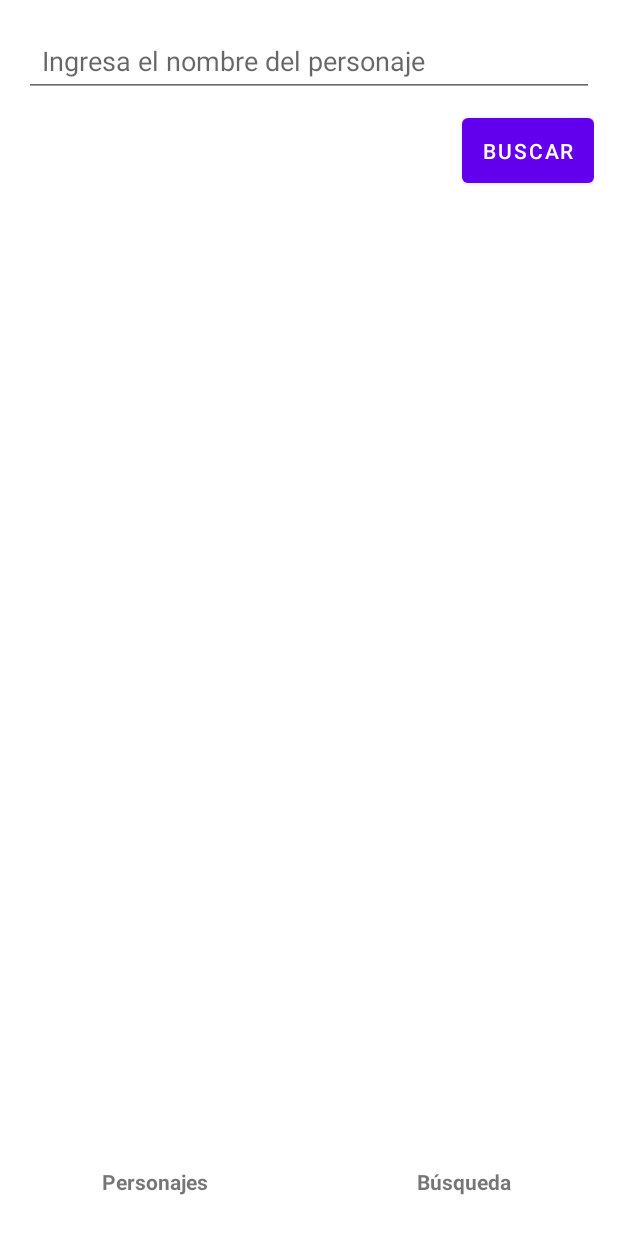
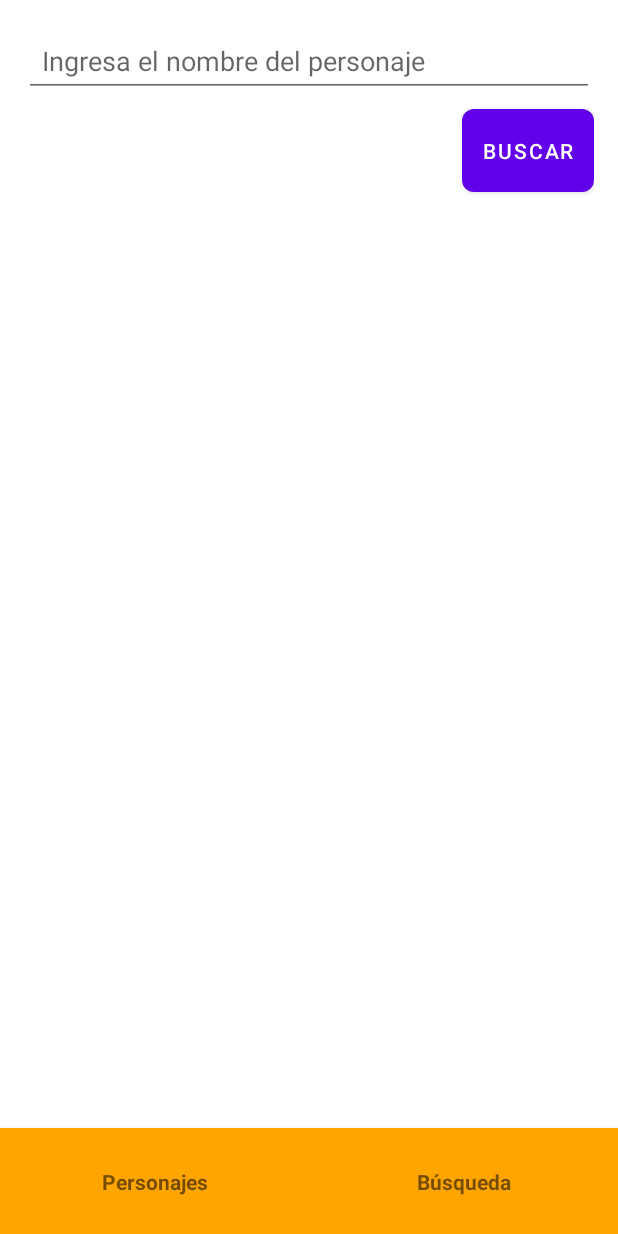
Before and after one commit to AndreaMedinaRico/ExamenMoviles0710, an Android app: the screen it shows after launch (MainActivity), after a tap on "Búsqueda", on a phone screen of 412 x 824 dp. Run offline under Robolectric (Android 15) with nearby library versions, the phone set to English and light mode, and no system bars; 1 statement that could not run was skipped.

Commit message:
fix(): arreglar las vistas

```diff
--- /dev/null
+++ b/app/src/main/res/drawable/button_background.xml
@@ -0,0 +1,5 @@
+<shape xmlns:android="http://schemas.android.com/apk/res/android">
+    <solid android:color="#FFA500" /> <!-- Naranja Dragon Ball -->
+    <corners android:radius="8dp" /> <!-- Bordes redondeados -->
+    <padding android:left="16dp" android:top="8dp" android:right="16dp" android:bottom="8dp" />
+</shape>
--- /dev/null
+++ b/app/src/main/res/drawable/rounded_background.xml
@@ -0,0 +1,4 @@
+<shape xmlns:android="http://schemas.android.com/apk/res/android">
+    <solid android:color="#FFA500"/> <!-- Naranja para que coincida con el fondo -->
+    <corners android:radius="12dp"/> <!-- Bordes redondeados -->
+</shape>
--- a/app/src/main/res/layout/fragment_search.xml
+++ b/app/src/main/res/layout/fragment_search.xml
@@ -18,10 +18,11 @@
         android:id="@+id/searchButton"
         android:layout_width="wrap_content"
         android:layout_height="wrap_content"
-        android:text="Buscar"
+        android:text="@string/buscar"
         android:layout_below="@id/searchEditText"
         android:layout_marginTop="8dp"
         android:layout_alignParentEnd="true"
+        android:background="@drawable/button_background"
         android:padding="12dp" />
 
     <!-- RecyclerView para mostrar la lista de personajes -->
--- a/app/src/main/res/layout/main_navbar.xml
+++ b/app/src/main/res/layout/main_navbar.xml
@@ -4,7 +4,10 @@
     android:layout_width="match_parent"
     android:layout_height="wrap_content"
     android:orientation="horizontal"
+    android:background="#FFA500"
+    android:elevation="4dp"
     >
+
     <LinearLayout        android:layout_width="match_parent"
         android:layout_height="56dp"
         android:layout_weight="0.5"
@@ -12,6 +15,7 @@
         android:id="@+id/llPokedex"
         android:layout_gravity="center"
         android:gravity="center"
+        android:background="@drawable/rounded_background"
         >
         <TextView            android:layout_width="match_parent"
             android:layout_height="wrap_content"
@@ -19,7 +23,10 @@
             android:textStyle="bold"
             android:gravity="center"
             />
-    </LinearLayout>    <View        android:layout_width="2dp"
+
+    </LinearLayout>
+
+    <View        android:layout_width="2dp"
     android:layout_height="56dp"
     android:layout_marginTop="8dp"
     android:layout_marginBottom="8dp"
@@ -31,6 +38,7 @@
         android:id="@+id/llSearch"
         android:layout_gravity="center"
         android:gravity="center"
+        android:background="@drawable/rounded_background"
         >
 
         <TextView            android:layout_width="match_parent"
--- a/app/src/main/res/values-night/themes.xml
+++ b/app/src/main/res/values-night/themes.xml
@@ -12,6 +12,6 @@
         <!-- Status bar color. -->
         <item name="android:statusBarColor">?attr/colorPrimaryVariant</item>
         <!-- Customize your theme here. -->
-        <item name="android:textColor">@color/white</item>
+        <item name="android:textColor">@color/black</item>
     </style>
 </resources>
--- a/app/src/main/res/values/strings.xml
+++ b/app/src/main/res/values/strings.xml
@@ -6,5 +6,6 @@
     <string name="race"> Raza: %1$s </string>
     <string name="gender"> Género: %1$s </string>
     <string name="transformations"> Transformaciones... </string>"
+    <string name="buscar"> Buscar </string>
 
 </resources>
```
Also changed, not shown: app/src/main/res/layout/item_character.xml (+6 -14 lines).
